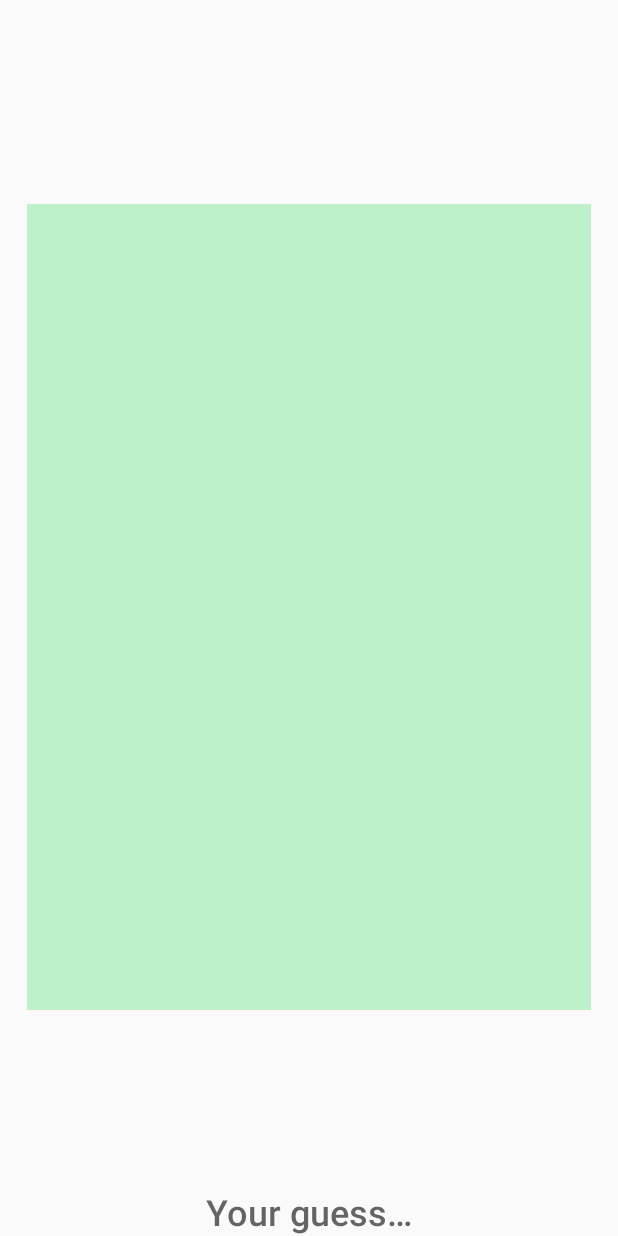
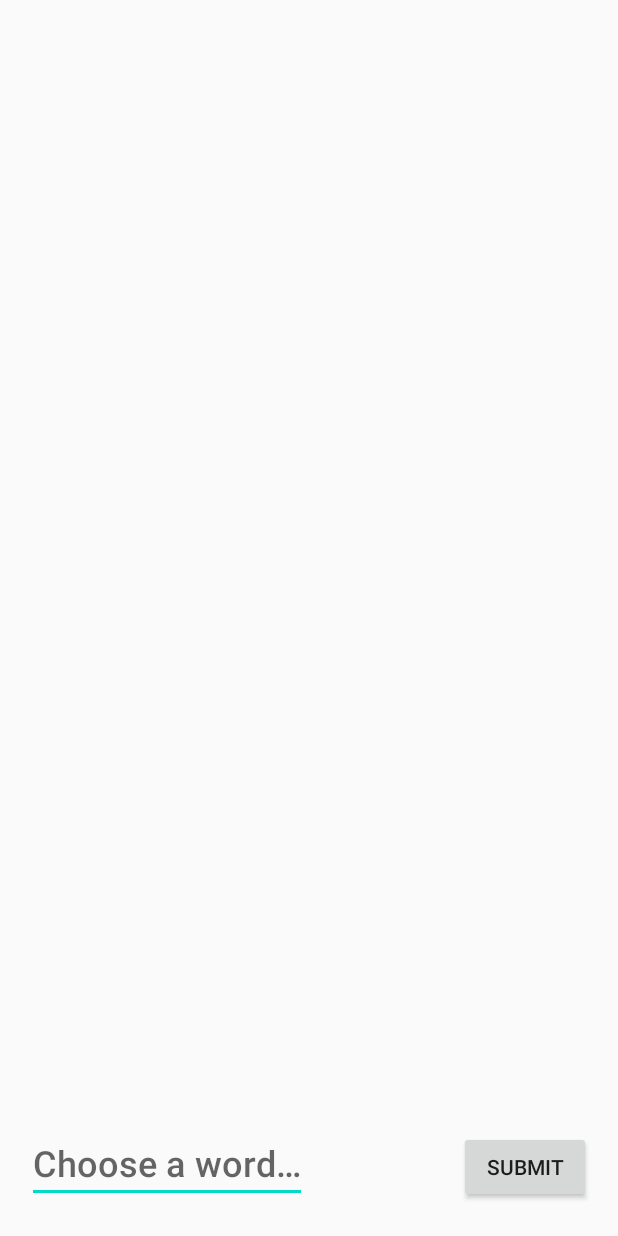
Before and after one commit to TiagoMMDavid/DrawAndGuess, an Android app: the DragGameActivity screen opened directly, with no data from a screen before it, on a phone screen of 412 x 824 dp. Run offline under Robolectric (Android 15) with nearby library versions, the phone set to English and light mode, and no system bars.

Commit message:
Implemented defining, drawing and guessing states

```diff
--- a/app/src/main/java/edu/isel/pdm/li51xd/g08/drag/DragGameActivity.kt
+++ b/app/src/main/java/edu/isel/pdm/li51xd/g08/drag/DragGameActivity.kt
@@ -1,19 +1,75 @@
 package edu.isel.pdm.li51xd.g08.drag
 
 import android.os.Bundle
+import android.view.View.INVISIBLE
+import android.view.View.VISIBLE
 import androidx.activity.viewModels
 import androidx.appcompat.app.AppCompatActivity
 import edu.isel.pdm.li51xd.g08.drag.databinding.ActivityDrawBinding
+import edu.isel.pdm.li51xd.g08.drag.model.GameState.State.DEFINING
+import edu.isel.pdm.li51xd.g08.drag.model.GameState.State.DRAWING
+import edu.isel.pdm.li51xd.g08.drag.model.GameState.State.GUESSING
+import edu.isel.pdm.li51xd.g08.drag.model.GameState.State.RESULTS
+import edu.isel.pdm.li51xd.g08.drag.model.Word
 import edu.isel.pdm.li51xd.g08.drag.utils.DrawingListener
+import edu.isel.pdm.li51xd.g08.drag.utils.EditTextNoEnter
 
 class DragGameActivity : AppCompatActivity() {
     private val binding: ActivityDrawBinding by lazy { ActivityDrawBinding.inflate(layoutInflater) }
     private val viewModel: DrawViewModel by viewModels()
 
+    private fun drawDefining() {
+        binding.drawing.visibility = INVISIBLE
+        binding.drawing.isEnabled = false
+
+        binding.drawingWord.isEnabled = true
+        binding.drawingWord.hint = getString(R.string.definingHint)
+        binding.submitButton.setOnClickListener {
+            val text = binding.drawingWord.text.toString()
+            if (text.isNotEmpty()) {
+                viewModel.defineWord(text)
+            }
+        }
+    }
+
+    private fun drawDrawing() {
+        binding.drawing.visibility = VISIBLE
+        binding.drawing.isEnabled = true
+
+        binding.drawingWord.isEnabled = false
+        binding.drawingWord.setText((viewModel.game.drawGuesses.last() as Word).word)
+
+        binding.submitButton.setOnClickListener {
+            viewModel.defineDrawing()
+        }
+    }
+
+    private fun drawGuessing() {
+        binding.drawing.visibility = VISIBLE
+        binding.drawing.isEnabled = false
+
+        binding.drawingWord.isEnabled = true
+        binding.drawingWord.setText("")
+        binding.drawingWord.setHint(R.string.guessHint)
+
+        binding.submitButton.setOnClickListener {
+            val text = binding.drawingWord.text.toString()
+            if (text.isNotEmpty()) {
+                viewModel.defineGuess(text)
+                binding.drawing.clear()
+            }
+        }
+    }
+
+    private fun drawResults() {
+        TODO()
+    }
+
     override fun onCreate(savedInstanceState: Bundle?) {
         super.onCreate(savedInstanceState)
         setContentView(binding.root)
 
+        binding.drawingWord.addTextChangedListener(EditTextNoEnter())
         binding.drawing.setOnDrawChangeListener(object: DrawingListener {
             override fun onNewPoint(x: Float, y: Float, isInitial: Boolean) {
                 viewModel.addPoint(x, y, isInitial)
@@ -23,5 +79,15 @@ class DragGameActivity : AppCompatActivity() {
                 binding.drawing.drawModel(viewModel.game.currentDrawing)
             }
         })
+
+        viewModel.setOnStateChangeListener {state ->
+            when(state) {
+                DEFINING -> drawDefining()
+                DRAWING -> drawDrawing()
+                GUESSING -> drawGuessing()
+                RESULTS -> drawResults()
+            }
+        }
+        viewModel.startGame()
     }
 }
--- a/app/src/main/java/edu/isel/pdm/li51xd/g08/drag/model/Drawing.kt
+++ b/app/src/main/java/edu/isel/pdm/li51xd/g08/drag/model/Drawing.kt
@@ -1,6 +1,7 @@
 package edu.isel.pdm.li51xd.g08.drag.model
 
 import android.os.Parcelable
+import edu.isel.pdm.li51xd.g08.drag.model.DrawGuess.ResultType.DRAWING
 import kotlinx.android.parcel.Parcelize
 import java.util.*
 
@@ -11,7 +12,9 @@ data class Point(val x: Float, val y: Float) : Parcelable
 data class Vector(val points: LinkedList<Point> = LinkedList()) : Parcelable
 
 @Parcelize
-data class Drawing(var currVector: Vector = Vector(),
-                   val vectors: LinkedList<Vector> = LinkedList(),
-                   var sizeX: Float = 0f,
-                   var sizeY: Float = 0f) : Parcelable
+class Drawing(val vectors: LinkedList<Vector> = LinkedList()) : DrawGuess {
+
+    override fun getResultType(): DrawGuess.ResultType {
+        return DRAWING
+    }
+}
--- a/app/src/main/java/edu/isel/pdm/li51xd/g08/drag/model/GameState.kt
+++ b/app/src/main/java/edu/isel/pdm/li51xd/g08/drag/model/GameState.kt
@@ -6,10 +6,9 @@ import kotlinx.android.parcel.Parcelize
 import java.util.*
 
 @Parcelize
-data class GameState(
-        val currentDrawing: Drawing = Drawing(),
-        val drawGuesses: LinkedList<DrawGuess> = LinkedList(),
-        var state: State = DEFINING) : Parcelable {
-            enum class State { DEFINING, DRAWING, GUESSING, RESULTS
-        }
+data class GameState(var currentDrawing: Drawing = Drawing(),
+                     val drawGuesses: LinkedList<DrawGuess> = LinkedList(),
+                     var state: State = DEFINING) : Parcelable {
+
+        enum class State { DEFINING, DRAWING, GUESSING, RESULTS }
 }
--- /dev/null
+++ b/app/src/main/java/edu/isel/pdm/li51xd/g08/drag/utils/GameListener.kt
@@ -0,0 +1,7 @@
+package edu.isel.pdm.li51xd.g08.drag.utils
+
+import edu.isel.pdm.li51xd.g08.drag.model.GameState
+
+fun interface GameListener {
+    fun onStateChange(state: GameState.State)
+}
--- a/app/src/main/java/edu/isel/pdm/li51xd/g08/drag/view/DrawingView.kt
+++ b/app/src/main/java/edu/isel/pdm/li51xd/g08/drag/view/DrawingView.kt
@@ -29,13 +29,16 @@ class DrawingView(context: Context?, attrs: AttributeSet?) : View(context, attrs
     }
 
     fun drawModel(model: Drawing) {
-        currPath.reset()
+        clear()
         model.vectors.forEach {
             addVectorToPath(it)
         }
-        addVectorToPath(model.currVector)
 
         invalidate()
+    }
+
+    fun clear() {
+        currPath.reset()
     }
 
     fun setOnDrawChangeListener(drawingListener: DrawingListener) {
@@ -56,6 +59,7 @@ class DrawingView(context: Context?, attrs: AttributeSet?) : View(context, attrs
     }
 
     override fun onTouchEvent(event: MotionEvent?): Boolean {
+        if (isEnabled) {
             when (event?.action) {
                 MotionEvent.ACTION_DOWN -> {
                     currPath.moveTo(event.x, event.y)
@@ -67,6 +71,7 @@ class DrawingView(context: Context?, attrs: AttributeSet?) : View(context, attrs
                 }
             }
             invalidate()
+        }
         return true
     }
 
--- a/app/src/main/res/layout-land/activity_draw.xml
+++ b/app/src/main/res/layout-land/activity_draw.xml
@@ -7,6 +7,7 @@
     app:layout_constraintDimensionRatio="0.7"
     tools:context=".DragGameActivity">
 
+
     <edu.isel.pdm.li51xd.g08.drag.view.DrawingView
         android:id="@+id/drawing"
         android:layout_width="0dp"
@@ -14,23 +15,49 @@
         android:layout_marginStart="18dp"
         android:layout_marginTop="18dp"
         android:layout_marginEnd="18dp"
+        android:layout_marginBottom="18dp"
         android:background="#BEF1CA"
-        app:layout_constraintBottom_toTopOf="@+id/drawingWord"
+        app:layout_constraintBottom_toBottomOf="parent"
         app:layout_constraintDimensionRatio="0.7"
         app:layout_constraintEnd_toEndOf="parent"
         app:layout_constraintStart_toStartOf="parent"
         app:layout_constraintTop_toTopOf="parent"
         app:layout_constraintVertical_bias="1.0" />
 
-    <TextView
-        android:id="@+id/drawingWord"
+    <Button
+        android:id="@+id/submitButton"
         android:layout_width="wrap_content"
         android:layout_height="wrap_content"
-        android:fontFamily="sans-serif-medium"
-        android:hint="@string/guessHint"
-        android:textSize="24sp"
-        app:layout_constraintBottom_toBottomOf="parent"
-        app:layout_constraintEnd_toEndOf="parent"
+        android:layout_marginBottom="90dp"
+        android:text="@string/submitButton"
+        app:layout_constraintBottom_toBottomOf="@+id/drawing"
+        app:layout_constraintEnd_toStartOf="@+id/drawing"
         app:layout_constraintStart_toStartOf="parent" />
 
+    <RelativeLayout
+        android:id="@+id/relativeLayout"
+        android:layout_width="0dp"
+        android:layout_height="wrap_content"
+        android:layout_marginTop="90dp"
+        app:layout_constraintEnd_toStartOf="@+id/drawing"
+        app:layout_constraintHorizontal_bias="0.0"
+        app:layout_constraintStart_toStartOf="parent"
+        app:layout_constraintTop_toTopOf="@+id/drawing">
+
+        <EditText
+            android:id="@+id/drawingWord"
+            android:layout_width="wrap_content"
+            android:layout_height="wrap_content"
+            android:layout_centerHorizontal="true"
+            android:layout_centerVertical="true"
+            android:autofillHints=""
+            android:fontFamily="sans-serif-medium"
+            android:gravity="center"
+            android:hint="@string/guessHint"
+            android:inputType="textMultiLine"
+            android:maxLength="50"
+            android:maxLines="3"
+            android:textSize="24sp" />
+    </RelativeLayout>
+
 </androidx.constraintlayout.widget.ConstraintLayout>
--- a/app/src/main/res/layout/activity_draw.xml
+++ b/app/src/main/res/layout/activity_draw.xml
@@ -14,22 +14,43 @@
         android:layout_marginTop="18dp"
         android:layout_marginEnd="18dp"
         android:background="#BEF1CA"
-        app:layout_constraintBottom_toTopOf="@+id/drawingWord"
+        app:layout_constraintBottom_toTopOf="@+id/relativeLayout"
         app:layout_constraintDimensionRatio="0.7"
         app:layout_constraintEnd_toEndOf="parent"
         app:layout_constraintHorizontal_bias="0.0"
         app:layout_constraintStart_toStartOf="parent"
         app:layout_constraintTop_toTopOf="parent" />
 
-    <TextView
-        android:id="@+id/drawingWord"
+    <RelativeLayout
+        android:id="@+id/relativeLayout"
+        android:layout_width="0dp"
+        android:layout_height="wrap_content"
+        android:layout_marginBottom="22dp"
+        app:layout_constraintBottom_toBottomOf="parent"
+        app:layout_constraintEnd_toStartOf="@+id/submitButton"
+        app:layout_constraintStart_toStartOf="@+id/drawing">
+
+        <EditText
+            android:id="@+id/drawingWord"
+            android:layout_width="wrap_content"
+            android:layout_height="wrap_content"
+            android:autofillHints=""
+            android:fontFamily="sans-serif-medium"
+            android:gravity="start"
+            android:hint="@string/guessHint"
+            android:inputType="textMultiLine"
+            android:maxLines="3"
+            android:maxLength="50"
+            android:textSize="24sp" />
+    </RelativeLayout>
+
+    <Button
+        android:id="@+id/submitButton"
         android:layout_width="wrap_content"
         android:layout_height="wrap_content"
-        android:fontFamily="sans-serif-medium"
-        android:hint="@string/guessHint"
-        android:textSize="24sp"
+        android:layout_marginBottom="22dp"
+        android:text="@string/submitButton"
         app:layout_constraintBottom_toBottomOf="parent"
-        app:layout_constraintEnd_toEndOf="parent"
-        app:layout_constraintStart_toStartOf="parent" />
+        app:layout_constraintEnd_toEndOf="@+id/drawing" />
 
 </androidx.constraintlayout.widget.ConstraintLayout>
--- a/app/src/main/res/values/strings.xml
+++ b/app/src/main/res/values/strings.xml
@@ -4,4 +4,6 @@
     <string name="playerNumber">Number of Players</string>
     <string name="start">Start</string>
     <string name="guessHint">Your guess…</string>
+    <string name="submitButton">Submit</string>
+    <string name="definingHint">Choose a word…</string>
 </resources>
```
Also changed, not shown: app/src/main/java/edu/isel/pdm/li51xd/g08/drag/DrawViewModel.kt (+36 -8 lines), app/src/main/java/edu/isel/pdm/li51xd/g08/drag/model/DrawGuess.kt (+5 -3 lines), app/src/main/java/edu/isel/pdm/li51xd/g08/drag/model/Word.kt (added, +11 -0 lines), app/src/main/java/edu/isel/pdm/li51xd/g08/drag/utils/EditTextNoEnter.kt (added, +22 -0 lines), 1 other file. Lines whose indentation alone changed are shown as unchanged.
